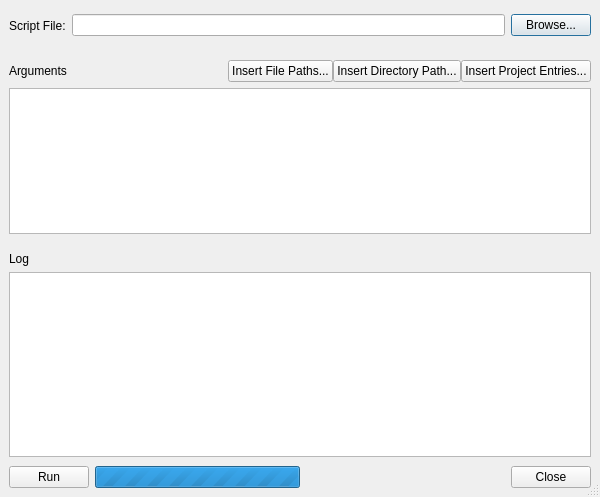
Before: the Qt Designer form BananaUI/ScriptRunnerDialog.ui in kusharami/bananaqt, drawn with Qt 5.
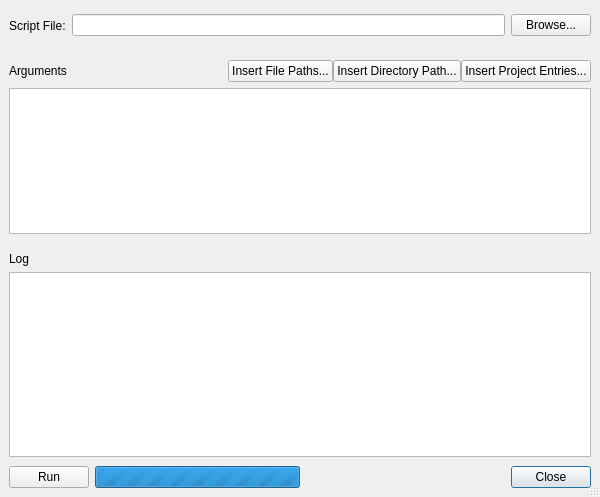
After: the same form once the commit is applied.

Commit message: default Close button in ScriptRunnerDialog

```diff
--- a/BananaUI/ScriptRunnerDialog.ui
+++ b/BananaUI/ScriptRunnerDialog.ui
@@ -69,7 +69,10 @@
          <string>Close</string>
         </property>
         <property name="autoDefault">
-         <bool>false</bool>
+         <bool>true</bool>
+        </property>
+        <property name="default">
+         <bool>true</bool>
         </property>
        </widget>
       </item>
```
Left out of the diff: 2 changed lines with no effect on the pictures.
